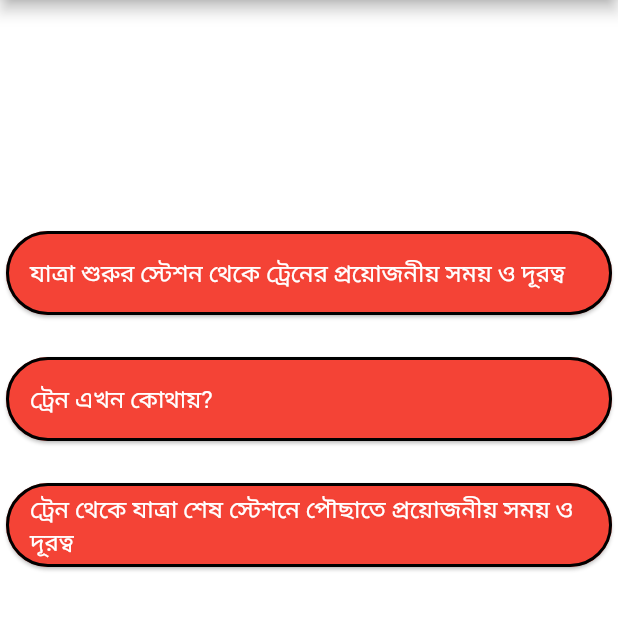
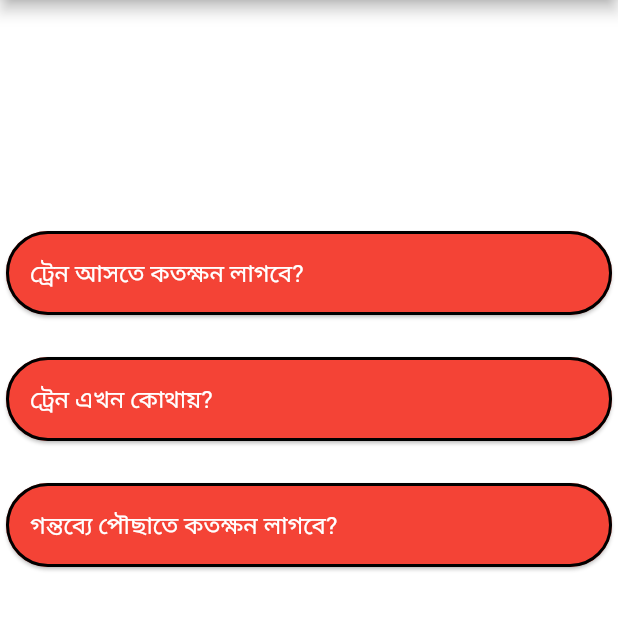
Before and after one commit to Sajid576/Train_Koi, a Flutter app: the ServiceScreen screen opened directly with empty values, on a phone screen of 412 x 824 dp, the part 84-715 px from its top. Run offline on Flutter 3.47's test engine with Material 2 defaults, Android fonts, the phone set to English and light mode, and no system bars; our stand-ins replace connectivity, firebase_auth, fluttertoast, font_awesome_flutter, geolocator, google_maps_flutter and 3 more; missing offline and left inert: autocomplete_textfield, eventify; accounts and stored records are empty.

Commit message:
user dp fetch added,button text in Service screen updated

```diff
--- a/lib/controller/LeftNavigationDrawyerController.dart
+++ b/lib/controller/LeftNavigationDrawyerController.dart
@@ -7,10 +7,6 @@ import 'package:firebase_auth/firebase_auth.dart';
 import 'package:flutter/animation.dart';
 import 'package:flutter/cupertino.dart';
 import 'package:flutter/material.dart';
-
-
-import 'package:swipedetector/swipedetector.dart';
-
 
 
 class LeftNavDrawyer  {
--- a/lib/view/Services/ServiceScreen.dart
+++ b/lib/view/Services/ServiceScreen.dart
@@ -52,7 +52,7 @@ class _ServiceScreenState extends State<ServiceScreen> {
                           onTap:(){
                             navigateToGoogleMapScreen(1);
                           },
-                        title: Text('যাত্রা শুরুর স্টেশন থেকে ট্রেনের প্রয়োজনীয় সময় ও দূরত্ব' ,style: TextStyle(
+                        title: Text('ট্রেন আসতে কতক্ষন লাগবে?' ,style: TextStyle(
                               color: Colors.white,
                         ),),
                     ),
@@ -93,7 +93,7 @@ class _ServiceScreenState extends State<ServiceScreen> {
                     ),
                     child: ListTile(
 
-                      title: Text('ট্রেন থেকে যাত্রা শেষ স্টেশনে পৌছাতে প্রয়োজনীয় সময় ও দূরত্ব',style: TextStyle(
+                      title: Text('গন্তব্যে পৌছাতে কতক্ষন লাগবে? ',style: TextStyle(
                         color: Colors.white,
                       ),),
 
```
Also changed, not shown: lib/view/UserInfo/ProfileView.dart (+7 -2 lines), pubspec.yaml (+2 -9 lines), pubspec.lock, 2 other files.
